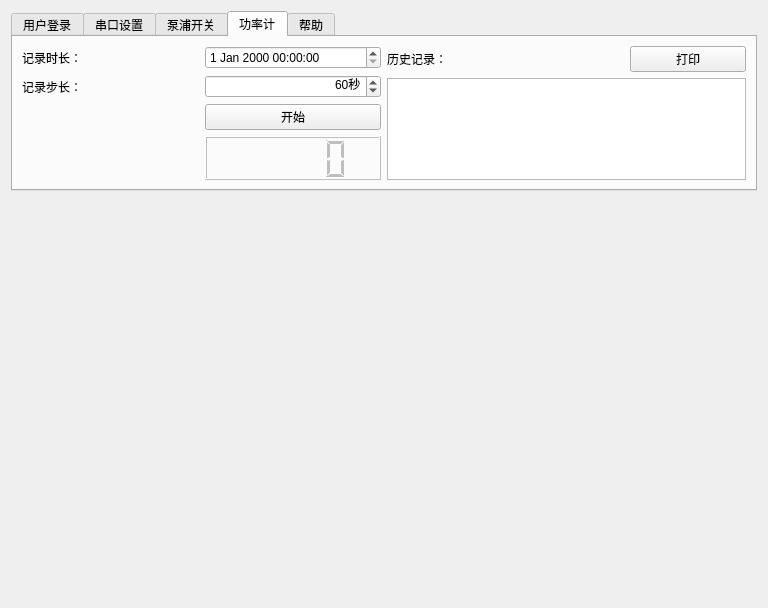
The window that UI/main.ui (lidingke/xiexiao) describes before a commit, drawn with Qt 5.
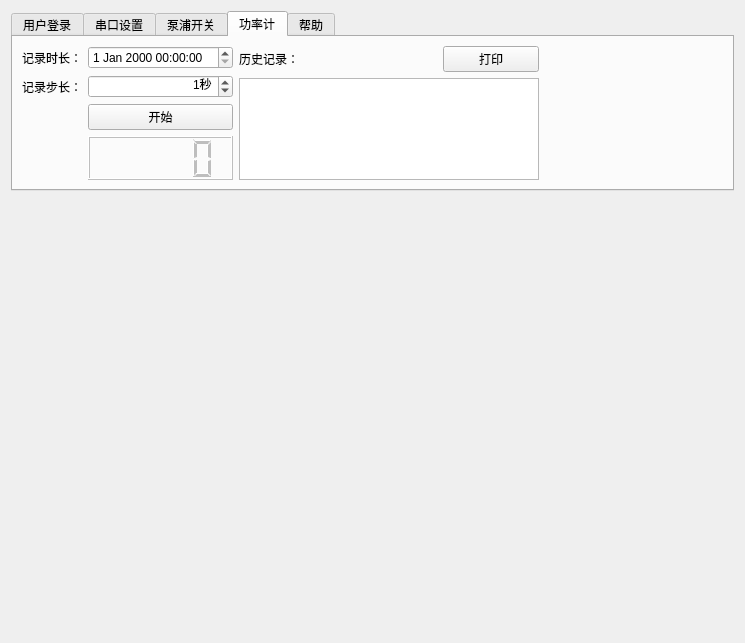
The same window after the commit.

Diff of the .ui file:
```diff
--- a/UI/main.ui
+++ b/UI/main.ui
@@ -6,8 +6,8 @@
    <rect>
     <x>0</x>
     <y>0</y>
-    <width>768</width>
-    <height>608</height>
+    <width>745</width>
+    <height>643</height>
    </rect>
   </property>
   <property name="windowTitle">
@@ -222,7 +222,7 @@
          <item>
           <layout class="QGridLayout" name="historyGridLayout">
            <property name="sizeConstraint">
-            <enum>QLayout::SetFixedSize</enum>
+            <enum>QLayout::SetMinimumSize</enum>
            </property>
            <item row="2" column="1">
             <widget class="QPushButton" name="logButton">
@@ -243,12 +243,18 @@
               <number>10000</number>
              </property>
              <property name="value">
-              <number>60</number>
+              <number>1</number>
              </property>
             </widget>
            </item>
            <item row="0" column="0">
             <widget class="QLabel" name="label_3">
+             <property name="sizePolicy">
+              <sizepolicy hsizetype="Minimum" vsizetype="Minimum">
+               <horstretch>0</horstretch>
+               <verstretch>0</verstretch>
+              </sizepolicy>
+             </property>
              <property name="text">
               <string>记录时长：</string>
              </property>
@@ -288,7 +294,7 @@
            <item row="1" column="0" colspan="3">
             <widget class="QPlainTextEdit" name="historyEdit">
              <property name="sizePolicy">
-              <sizepolicy hsizetype="Expanding" vsizetype="Fixed">
+              <sizepolicy hsizetype="Fixed" vsizetype="Expanding">
                <horstretch>0</horstretch>
                <verstretch>0</verstretch>
               </sizepolicy>
@@ -313,6 +319,9 @@
            </item>
           </layout>
          </item>
+         <item>
+          <widget class="QWidget" name="widget" native="true"/>
+         </item>
         </layout>
        </widget>
        <widget class="QWidget" name="helpTab">
@@ -324,6 +333,9 @@
      </item>
      <item>
       <layout class="QHBoxLayout" name="mainLayout" stretch="1,5">
+       <property name="sizeConstraint">
+        <enum>QLayout::SetFixedSize</enum>
+       </property>
        <property name="rightMargin">
         <number>0</number>
        </property>
```
